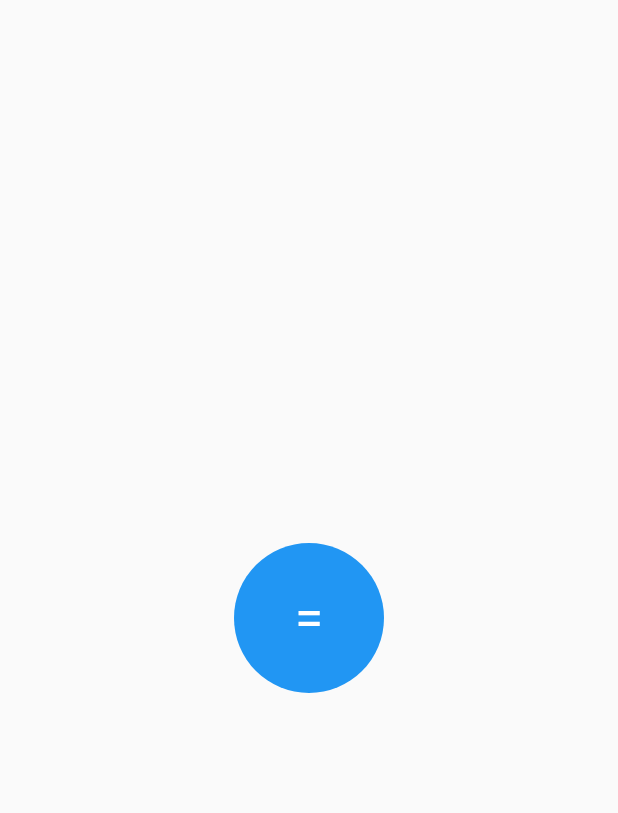
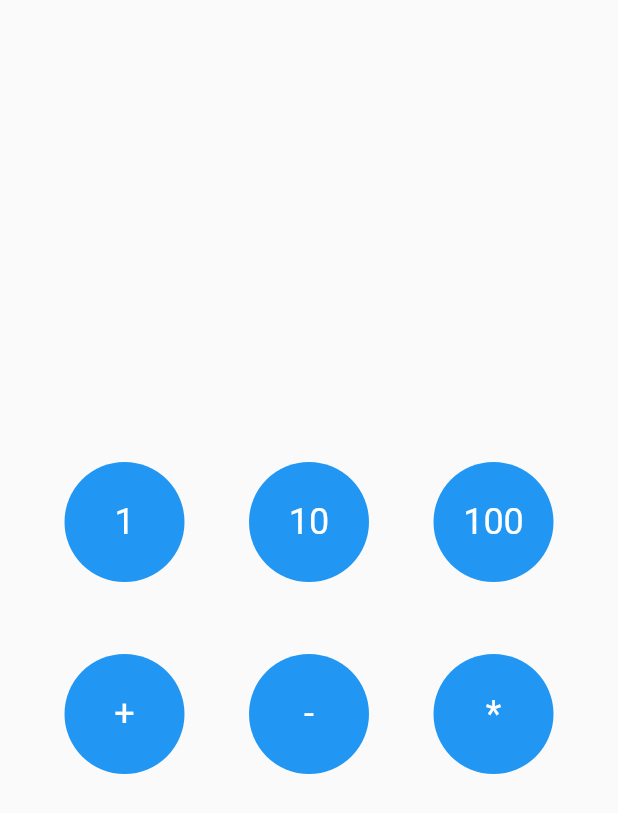
Before and after one commit to Vorkytaka/arithmetic_flutter, a Flutter app: the screen it shows after launch, on a phone screen of 412 x 824 dp. Shown: the top 813 px of the screen. Run offline on Flutter 3.47's test engine with Material 2 defaults, Android fonts, the phone set to English and light mode, and no system bars.

Commit message:
- Base for main screen

```diff
--- a/lib/ui/main_screen/main_screen.dart
+++ b/lib/ui/main_screen/main_screen.dart
@@ -8,12 +8,55 @@ class MainScreen extends StatelessWidget {
 
   @override
   Widget build(BuildContext context) {
-    return const Scaffold(
-      body: Center(
-        child: YouButton(
-          child: Text('='),
-          width: 100,
-          height: 100,
+    return Scaffold(
+      body: SafeArea(
+        child: Column(
+          crossAxisAlignment: CrossAxisAlignment.stretch,
+          mainAxisSize: MainAxisSize.max,
+          mainAxisAlignment: MainAxisAlignment.center,
+          children: [
+            Row(
+              mainAxisAlignment: MainAxisAlignment.spaceEvenly,
+              children: const [
+                YouButton(
+                  child: Text('1'),
+                  width: 80,
+                  height: 80,
+                ),
+                YouButton(
+                  child: Text('10'),
+                  width: 80,
+                  height: 80,
+                ),
+                YouButton(
+                  child: Text('100'),
+                  width: 80,
+                  height: 80,
+                ),
+              ],
+            ),
+            const SizedBox(height: 48),
+            Row(
+              mainAxisAlignment: MainAxisAlignment.spaceEvenly,
+              children: const [
+                YouButton(
+                  child: Text('+'),
+                  width: 80,
+                  height: 80,
+                ),
+                YouButton(
+                  child: Text('-'),
+                  width: 80,
+                  height: 80,
+                ),
+                YouButton(
+                  child: Text('*'),
+                  width: 80,
+                  height: 80,
+                ),
+              ],
+            )
+          ],
         ),
       ),
     );
--- a/lib/widget/you_button.dart
+++ b/lib/widget/you_button.dart
@@ -74,7 +74,7 @@ class _YouButtonState extends State<YouButton> with SingleTickerProviderStateMix
       },
       child: DefaultTextStyle(
         style: widget.textStyle ??
-            Theme.of(context).textTheme.headline4!.copyWith(color: Theme.of(context).colorScheme.onPrimary),
+            Theme.of(context).textTheme.headline5!.copyWith(color: Theme.of(context).colorScheme.onPrimary),
         child: widget.child,
       ),
     );
```
